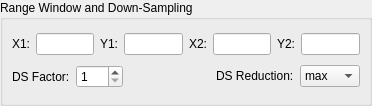
Above: lavuelib/ui/RangeWindowGroupBox.ui from syncope/lavue before the change. Below: the same form after it.
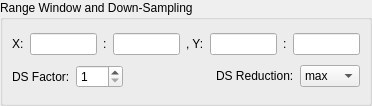
That is the form after the change.

Commit message: adjust transpose to window range

Patch:
```diff
--- a/lavuelib/ui/RangeWindowGroupBox.ui
+++ b/lavuelib/ui/RangeWindowGroupBox.ui
@@ -31,7 +31,7 @@
            <string>&lt;html&gt;&lt;head/&gt;&lt;body&gt;&lt;p&gt;Window region [x1, y1, x2, y2]&lt;/p&gt;&lt;/body&gt;&lt;/html&gt;</string>
           </property>
           <property name="text">
-           <string>X1:</string>
+           <string>X:</string>
           </property>
           <property name="buddy">
            <cstring>x1LineEdit</cstring>
@@ -45,33 +45,13 @@
           </property>
          </widget>
         </item>
-        <item>
-         <widget class="QLabel" name="y1Label">
-          <property name="toolTip">
-           <string>&lt;html&gt;&lt;head/&gt;&lt;body&gt;&lt;p&gt;Window region [x1, y1, x2, y2]&lt;/p&gt;&lt;/body&gt;&lt;/html&gt;</string>
-          </property>
-          <property name="text">
-           <string>Y1:</string>
-          </property>
-          <property name="buddy">
-           <cstring>y1LineEdit</cstring>
-          </property>
-         </widget>
-        </item>
-        <item>
-         <widget class="QLineEdit" name="y1LineEdit">
-          <property name="toolTip">
-           <string>&lt;html&gt;&lt;head/&gt;&lt;body&gt;&lt;p&gt;y1&lt;/p&gt;&lt;/body&gt;&lt;/html&gt;</string>
-          </property>
-         </widget>
-        </item>
         <item>
          <widget class="QLabel" name="x2Label">
           <property name="toolTip">
            <string>&lt;html&gt;&lt;head/&gt;&lt;body&gt;&lt;p&gt;Window region [x1, y1, x2, y2]&lt;/p&gt;&lt;/body&gt;&lt;/html&gt;</string>
           </property>
           <property name="text">
-           <string>X2:</string>
+           <string>:</string>
           </property>
           <property name="buddy">
            <cstring>x2LineEdit</cstring>
@@ -85,13 +65,33 @@
           </property>
          </widget>
         </item>
+        <item>
+         <widget class="QLabel" name="y1Label">
+          <property name="toolTip">
+           <string>&lt;html&gt;&lt;head/&gt;&lt;body&gt;&lt;p&gt;Window region  x1:x2, y1: y2&lt;/p&gt;&lt;/body&gt;&lt;/html&gt;</string>
+          </property>
+          <property name="text">
+           <string>, Y:</string>
+          </property>
+          <property name="buddy">
+           <cstring>y1LineEdit</cstring>
+          </property>
+         </widget>
+        </item>
+        <item>
+         <widget class="QLineEdit" name="y1LineEdit">
+          <property name="toolTip">
+           <string>&lt;html&gt;&lt;head/&gt;&lt;body&gt;&lt;p&gt;y1&lt;/p&gt;&lt;/body&gt;&lt;/html&gt;</string>
+          </property>
+         </widget>
+        </item>
         <item>
          <widget class="QLabel" name="y2Label">
           <property name="toolTip">
            <string>&lt;html&gt;&lt;head/&gt;&lt;body&gt;&lt;p&gt;Window region [x1, y1, x2, y2]&lt;/p&gt;&lt;/body&gt;&lt;/html&gt;</string>
           </property>
           <property name="text">
-           <string>Y2:</string>
+           <string>:</string>
           </property>
           <property name="buddy">
            <cstring>y2LineEdit</cstring>
```
Left out of the diff: 2 changed lines with no effect on the pictures. The commit also changes 1 other file.
